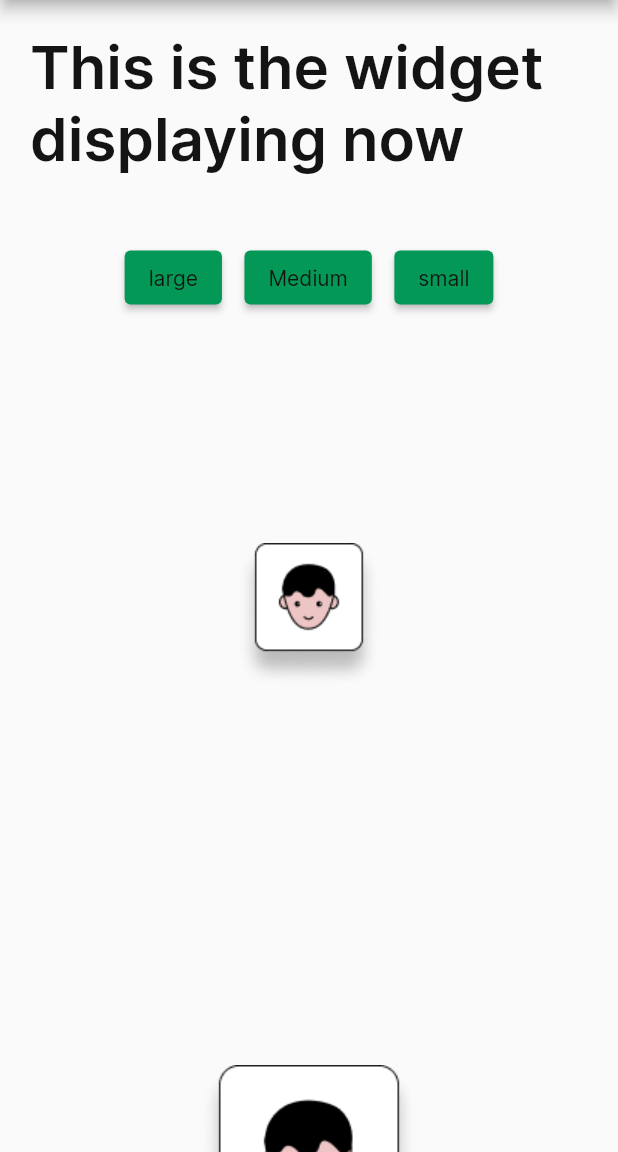
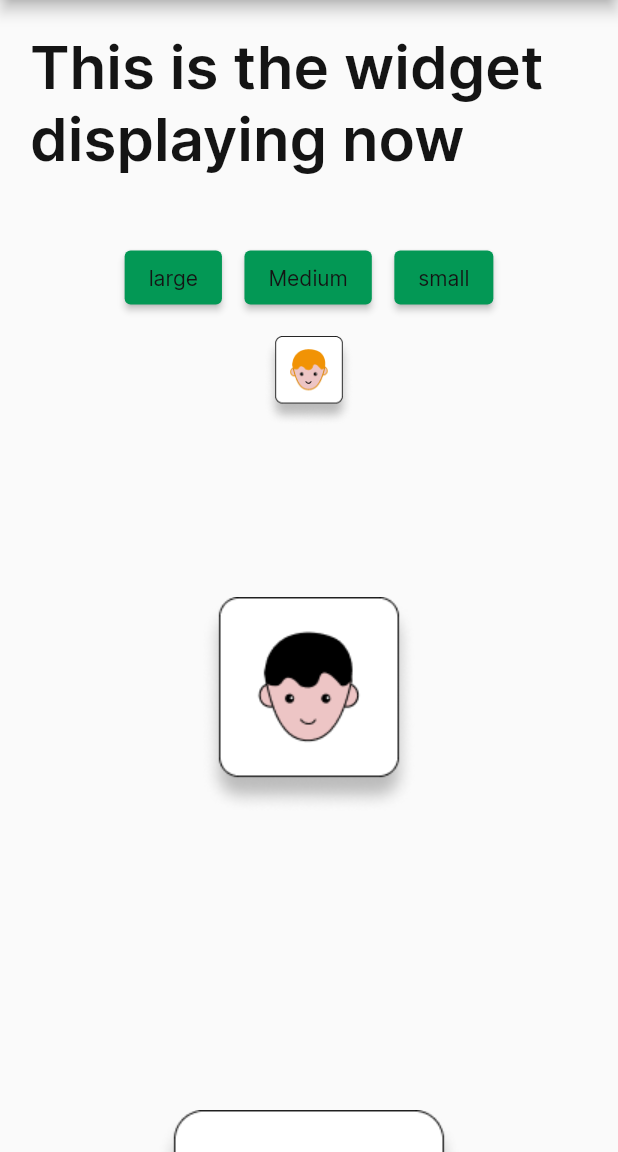
Before and after one commit to MayJuun/design_system, a Flutter app: the screen it shows after launch, on a phone screen of 412 x 824 dp, the part 84-1236 px from its top. Run offline on Flutter 3.47's test engine with Material 2 defaults, Android fonts, the phone set to English and light mode, and no system bars.

Commit message:
fix: refact avatars to proportionate height with the MDS

```diff
--- a/lib/main.dart
+++ b/lib/main.dart
@@ -100,13 +100,14 @@
                     child: const Text('small')),
               ],
             ),
+
             Visibility(
                 visible: isVisible2,
                 child: AvatarSmall.avatar(
                     AvatarGender.male,
                     AvatarMaturity.teenager,
                     AvatarSkinType.white,
-                    Avatarhaircolor.black)),
+                    Avatarhaircolor.blonde)),
             Visibility(
                 visible: isVisible2,
                 child: AvatarMedium.avatar(
--- a/lib/src/avatars/small/AvatarSmall.dart
+++ b/lib/src/avatars/small/AvatarSmall.dart
@@ -24,8 +24,10 @@
                 child: Image.asset('assets/avatars/Male_small_6.png'));
           } else {
             return SizedBox(
-                width: 40,
-                child: Image.asset('assets/avatars/Male_small_7.png'));
+                height: 60,
+                child: Image.asset(
+                  'assets/avatars/Male_small_7.png',
+                ));
           }
         }
       } else {
```
